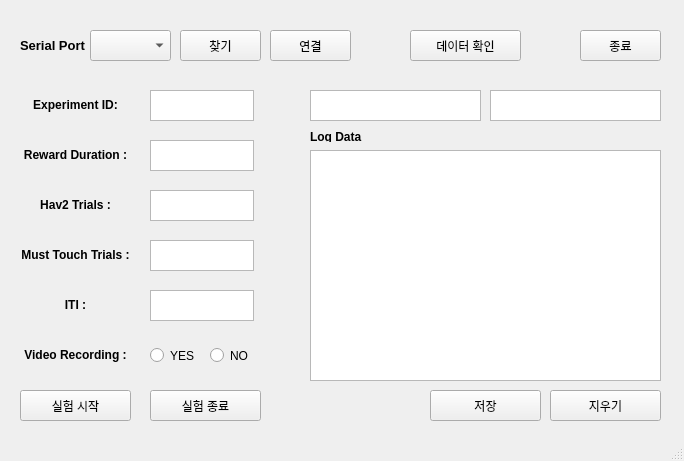
gi-ryong/operantchamber-project, file port.ui: the form before one commit.
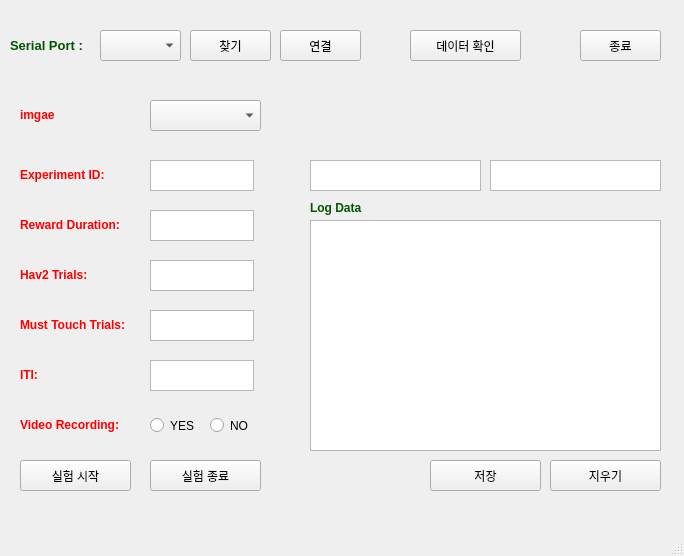
The form after the commit.

Diff of the .ui file:
```diff
--- a/port.ui
+++ b/port.ui
@@ -7,7 +7,7 @@
     <x>0</x>
     <y>0</y>
     <width>684</width>
-    <height>461</height>
+    <height>556</height>
    </rect>
   </property>
   <property name="windowTitle">
@@ -17,20 +17,23 @@
    <widget class="QLabel" name="label">
     <property name="geometry">
      <rect>
-      <x>20</x>
+      <x>10</x>
       <y>30</y>
-      <width>71</width>
+      <width>91</width>
       <height>31</height>
      </rect>
     </property>
+    <property name="styleSheet">
+     <string notr="true">color: #005500;</string>
+    </property>
     <property name="text">
-     <string>&lt;html&gt;&lt;head/&gt;&lt;body&gt;&lt;p&gt;&lt;span style=&quot; font-size:10pt; font-weight:600;&quot;&gt;Serial Port&lt;/span&gt;&lt;/p&gt;&lt;/body&gt;&lt;/html&gt;</string>
+     <string>&lt;html&gt;&lt;head/&gt;&lt;body&gt;&lt;p&gt;&lt;span style=&quot; font-size:10pt; font-weight:600;&quot;&gt;Serial Port :&lt;/span&gt;&lt;/p&gt;&lt;/body&gt;&lt;/html&gt;</string>
     </property>
    </widget>
    <widget class="QComboBox" name="port_list">
     <property name="geometry">
      <rect>
-      <x>90</x>
+      <x>100</x>
       <y>30</y>
       <width>81</width>
       <height>31</height>
@@ -40,7 +43,7 @@
    <widget class="QPushButton" name="btn">
     <property name="geometry">
      <rect>
-      <x>180</x>
+      <x>190</x>
       <y>30</y>
       <width>81</width>
       <height>31</height>
@@ -53,7 +56,7 @@
    <widget class="QPushButton" name="port_done">
     <property name="geometry">
      <rect>
-      <x>270</x>
+      <x>280</x>
       <y>30</y>
       <width>81</width>
       <height>31</height>
@@ -67,20 +70,23 @@
     <property name="geometry">
      <rect>
       <x>20</x>
-      <y>90</y>
+      <y>160</y>
       <width>111</width>
       <height>31</height>
      </rect>
     </property>
+    <property name="styleSheet">
+     <string notr="true">color: #ff0000;</string>
+    </property>
     <property name="text">
-     <string>&lt;html&gt;&lt;head/&gt;&lt;body&gt;&lt;p align=&quot;center&quot;&gt;&lt;span style=&quot; font-weight:600;&quot;&gt;Experiment  ID:&lt;/span&gt;&lt;/p&gt;&lt;/body&gt;&lt;/html&gt;</string>
+     <string>&lt;html&gt;&lt;head/&gt;&lt;body&gt;&lt;p&gt;&lt;span style=&quot; font-weight:600;&quot;&gt;Experiment ID:&lt;/span&gt;&lt;/p&gt;&lt;/body&gt;&lt;/html&gt;</string>
     </property>
    </widget>
    <widget class="QPlainTextEdit" name="experiment_input">
     <property name="geometry">
      <rect>
       <x>150</x>
-      <y>90</y>
+      <y>160</y>
       <width>104</width>
       <height>31</height>
      </rect>
@@ -99,59 +105,71 @@
     <property name="geometry">
      <rect>
       <x>20</x>
-      <y>140</y>
-      <width>111</width>
+      <y>210</y>
+      <width>131</width>
       <height>31</height>
      </rect>
     </property>
+    <property name="styleSheet">
+     <string notr="true">color: #ff0000;</string>
+    </property>
     <property name="text">
-     <string>&lt;html&gt;&lt;head/&gt;&lt;body&gt;&lt;p align=&quot;center&quot;&gt;&lt;span style=&quot; font-weight:600;&quot;&gt;Reward Duration :&lt;/span&gt;&lt;/p&gt;&lt;/body&gt;&lt;/html&gt;</string>
+     <string>&lt;html&gt;&lt;head/&gt;&lt;body&gt;&lt;p&gt;&lt;span style=&quot; font-weight:600;&quot;&gt;Reward Duration:&lt;/span&gt;&lt;/p&gt;&lt;/body&gt;&lt;/html&gt;</string>
     </property>
    </widget>
    <widget class="QLabel" name="label_4">
     <property name="geometry">
      <rect>
       <x>20</x>
-      <y>190</y>
+      <y>260</y>
       <width>111</width>
       <height>31</height>
      </rect>
     </property>
+    <property name="styleSheet">
+     <string notr="true">color: #ff0000;</string>
+    </property>
     <property name="text">
-     <string>&lt;html&gt;&lt;head/&gt;&lt;body&gt;&lt;p align=&quot;center&quot;&gt;&lt;span style=&quot; font-weight:600;&quot;&gt;Hav2 Trials :&lt;/span&gt;&lt;/p&gt;&lt;/body&gt;&lt;/html&gt;</string>
+     <string>&lt;html&gt;&lt;head/&gt;&lt;body&gt;&lt;p&gt;&lt;span style=&quot; font-weight:600;&quot;&gt;Hav2 Trials:&lt;/span&gt;&lt;/p&gt;&lt;/body&gt;&lt;/html&gt;</string>
     </property>
    </widget>
    <widget class="QLabel" name="label_5">
     <property name="geometry">
      <rect>
       <x>20</x>
-      <y>240</y>
-      <width>111</width>
+      <y>310</y>
+      <width>131</width>
       <height>31</height>
      </rect>
     </property>
+    <property name="styleSheet">
+     <string notr="true">color: #ff0000;</string>
+    </property>
     <property name="text">
-     <string>&lt;html&gt;&lt;head/&gt;&lt;body&gt;&lt;p align=&quot;center&quot;&gt;&lt;span style=&quot; font-weight:600;&quot;&gt;Must Touch Trials :&lt;/span&gt;&lt;/p&gt;&lt;/body&gt;&lt;/html&gt;</string>
+     <string>&lt;html&gt;&lt;head/&gt;&lt;body&gt;&lt;p&gt;&lt;span style=&quot; font-weight:600;&quot;&gt;Must Touch Trials:&lt;/span&gt;&lt;/p&gt;&lt;/body&gt;&lt;/html&gt;</string>
     </property>
    </widget>
    <widget class="QLabel" name="label_6">
     <property name="geometry">
      <rect>
       <x>20</x>
-      <y>340</y>
+      <y>410</y>
       <width>111</width>
       <height>31</height>
      </rect>
     </property>
+    <property name="styleSheet">
+     <string notr="true">color: #ff0000;</string>
+    </property>
     <property name="text">
-     <string>&lt;html&gt;&lt;head/&gt;&lt;body&gt;&lt;p align=&quot;center&quot;&gt;&lt;span style=&quot; font-weight:600;&quot;&gt;Video Recording :&lt;/span&gt;&lt;/p&gt;&lt;/body&gt;&lt;/html&gt;</string>
+     <string>&lt;html&gt;&lt;head/&gt;&lt;body&gt;&lt;p&gt;&lt;span style=&quot; font-weight:600;&quot;&gt;Video Recording:&lt;/span&gt;&lt;/p&gt;&lt;/body&gt;&lt;/html&gt;</string>
     </property>
    </widget>
    <widget class="QPlainTextEdit" name="reward_input">
     <property name="geometry">
      <rect>
       <x>150</x>
-      <y>140</y>
+      <y>210</y>
       <width>104</width>
       <height>31</height>
      </rect>
@@ -164,7 +182,7 @@
     <property name="geometry">
      <rect>
       <x>150</x>
-      <y>190</y>
+      <y>260</y>
       <width>104</width>
       <height>31</height>
      </rect>
@@ -177,7 +195,7 @@
     <property name="geometry">
      <rect>
       <x>150</x>
-      <y>240</y>
+      <y>310</y>
       <width>104</width>
       <height>31</height>
      </rect>
@@ -190,11 +208,14 @@
     <property name="geometry">
      <rect>
       <x>20</x>
-      <y>390</y>
+      <y>460</y>
       <width>111</width>
       <height>31</height>
      </rect>
     </property>
+    <property name="styleSheet">
+     <string notr="true"/>
+    </property>
     <property name="text">
      <string>실험 시작</string>
     </property>
@@ -203,11 +224,14 @@
     <property name="geometry">
      <rect>
       <x>150</x>
-      <y>390</y>
+      <y>460</y>
       <width>111</width>
       <height>31</height>
      </rect>
     </property>
+    <property name="styleSheet">
+     <string notr="true"/>
+    </property>
     <property name="text">
      <string>실험 종료</string>
     </property>
@@ -216,7 +240,7 @@
     <property name="geometry">
      <rect>
       <x>150</x>
-      <y>340</y>
+      <y>410</y>
       <width>61</width>
       <height>31</height>
      </rect>
@@ -229,7 +253,7 @@
     <property name="geometry">
      <rect>
       <x>210</x>
-      <y>340</y>
+      <y>410</y>
       <width>61</width>
       <height>31</height>
      </rect>
@@ -242,7 +266,7 @@
     <property name="geometry">
      <rect>
       <x>310</x>
-      <y>150</y>
+      <y>220</y>
       <width>351</width>
       <height>231</height>
      </rect>
@@ -252,7 +276,7 @@
     <property name="geometry">
      <rect>
       <x>310</x>
-      <y>90</y>
+      <y>160</y>
       <width>171</width>
       <height>31</height>
      </rect>
@@ -262,7 +286,7 @@
     <property name="geometry">
      <rect>
       <x>490</x>
-      <y>90</y>
+      <y>160</y>
       <width>171</width>
       <height>31</height>
      </rect>
@@ -298,11 +322,14 @@
     <property name="geometry">
      <rect>
       <x>310</x>
-      <y>130</y>
-      <width>54</width>
-      <height>12</height>
+      <y>200</y>
+      <width>61</width>
+      <height>16</height>
      </rect>
     </property>
+    <property name="styleSheet">
+     <string notr="true">color: #005500;</string>
+    </property>
     <property name="text">
      <string>&lt;html&gt;&lt;head/&gt;&lt;body&gt;&lt;p&gt;&lt;span style=&quot; font-weight:600;&quot;&gt;Log Data&lt;/span&gt;&lt;/p&gt;&lt;/body&gt;&lt;/html&gt;</string>
     </property>
@@ -311,7 +338,7 @@
     <property name="geometry">
      <rect>
       <x>150</x>
-      <y>290</y>
+      <y>360</y>
       <width>104</width>
       <height>31</height>
      </rect>
@@ -324,20 +351,23 @@
     <property name="geometry">
      <rect>
       <x>20</x>
-      <y>290</y>
+      <y>360</y>
       <width>111</width>
       <height>31</height>
      </rect>
     </property>
+    <property name="styleSheet">
+     <string notr="true">color: #ff0000;</string>
+    </property>
     <property name="text">
-     <string>&lt;html&gt;&lt;head/&gt;&lt;body&gt;&lt;p align=&quot;center&quot;&gt;&lt;span style=&quot; font-weight:600;&quot;&gt;ITI :&lt;/span&gt;&lt;/p&gt;&lt;/body&gt;&lt;/html&gt;</string>
+     <string>&lt;html&gt;&lt;head/&gt;&lt;body&gt;&lt;p&gt;&lt;span style=&quot; font-weight:600;&quot;&gt;ITI:&lt;/span&gt;&lt;/p&gt;&lt;/body&gt;&lt;/html&gt;</string>
     </property>
    </widget>
    <widget class="QPushButton" name="clear_btn">
     <property name="geometry">
      <rect>
       <x>550</x>
-      <y>390</y>
+      <y>460</y>
       <width>111</width>
       <height>31</height>
      </rect>
@@ -350,7 +380,7 @@
     <property name="geometry">
      <rect>
       <x>430</x>
-      <y>390</y>
+      <y>460</y>
       <width>111</width>
       <height>31</height>
      </rect>
@@ -359,6 +389,32 @@
      <string>저장</string>
     </property>
    </widget>
+   <widget class="QComboBox" name="img_box">
+    <property name="geometry">
+     <rect>
+      <x>150</x>
+      <y>100</y>
+      <width>111</width>
+      <height>31</height>
+     </rect>
+    </property>
+   </widget>
+   <widget class="QLabel" name="label_9">
+    <property name="geometry">
+     <rect>
+      <x>20</x>
+      <y>100</y>
+      <width>111</width>
+      <height>31</height>
+     </rect>
+    </property>
+    <property name="styleSheet">
+     <string notr="true">color: #ff0000;</string>
+    </property>
+    <property name="text">
+     <string>&lt;html&gt;&lt;head/&gt;&lt;body&gt;&lt;p&gt;&lt;span style=&quot; font-weight:600;&quot;&gt;imgae&lt;/span&gt;&lt;/p&gt;&lt;/body&gt;&lt;/html&gt;</string>
+    </property>
+   </widget>
   </widget>
   <widget class="QStatusBar" name="statusBar"/>
   <action name="actionopen">
```
